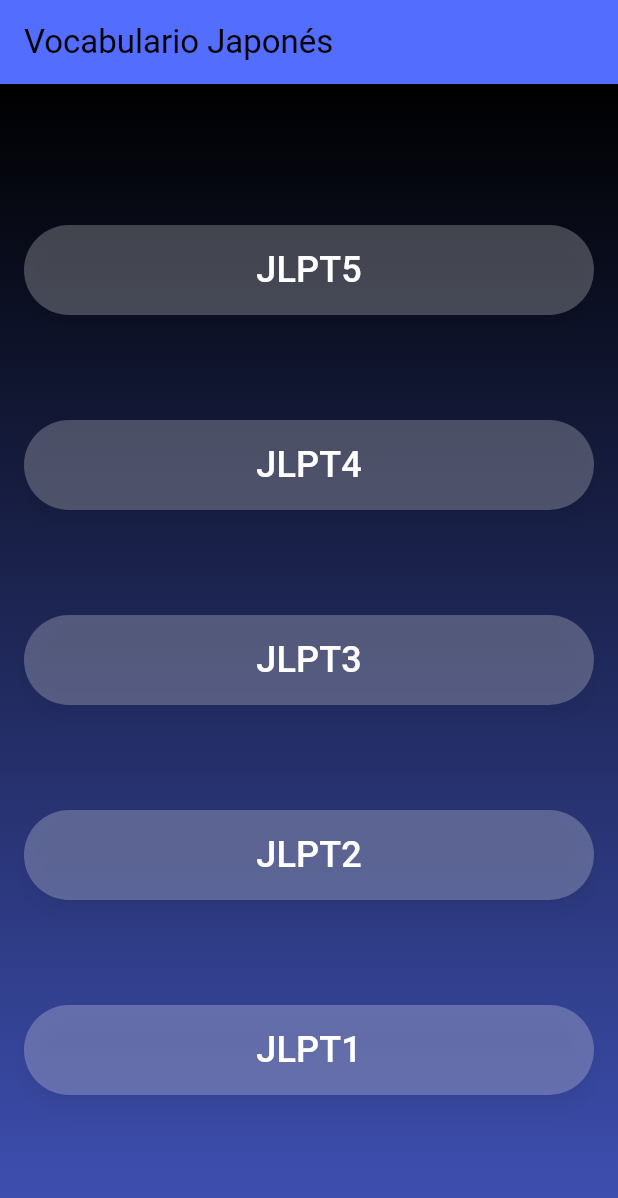
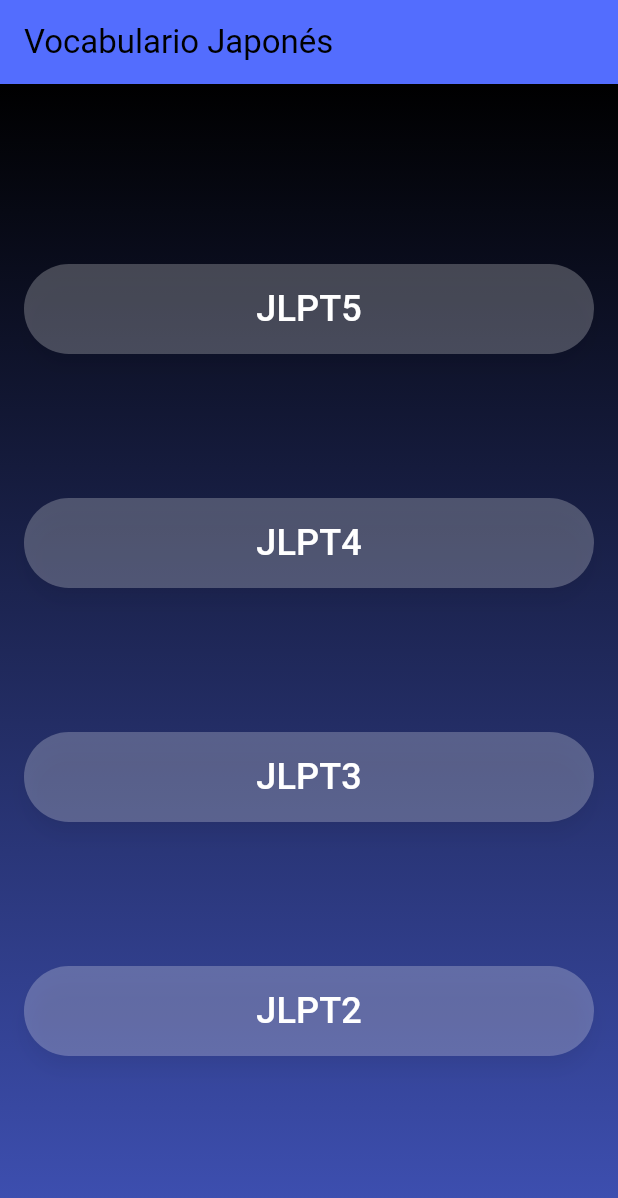
Before and after one commit to vizcacha22/-, a Flutter app: the LevelSelectionScreenJP screen opened directly, on a phone screen of 412 x 824 dp. Shown: the top 1198 px of the screen. Run offline on Flutter 3.47's test engine with Material 3 defaults, Android fonts, the light colour scheme and no system bars; our stand-ins replace audioplayers, cached_network_image, connectivity_plus, dash_chat_2, equatable, firebase_auth and 6 more; accounts and stored records are empty.

Commit message:
just fixing something

```diff
--- a/lib/presentation/vocabulary/vocabulary_jp/level_selection_japanese.dart
+++ b/lib/presentation/vocabulary/vocabulary_jp/level_selection_japanese.dart
@@ -33,7 +33,8 @@ class LevelSelectionScreenJP extends StatelessWidget {
         ),
         child: Center(
           child: Padding(
-            padding: const EdgeInsets.symmetric(horizontal: 16.0, vertical: 32.0),
+            padding:
+                const EdgeInsets.symmetric(horizontal: 16.0, vertical: 32.0),
             child: Column(
               mainAxisAlignment: MainAxisAlignment.spaceEvenly,
               children: [
@@ -41,7 +42,6 @@ class LevelSelectionScreenJP extends StatelessWidget {
                 _buildLevelButton(context, 'JLPT4', 'JLPT4'),
                 _buildLevelButton(context, 'JLPT3', 'JLPT3'),
                 _buildLevelButton(context, 'JLPT2', 'JLPT2'),
-                _buildLevelButton(context, 'JLPT1', 'JLPT1'),
               ],
             ),
           ),
@@ -50,12 +50,12 @@ class LevelSelectionScreenJP extends StatelessWidget {
     );
   }
 
-  Widget _buildLevelButton(BuildContext context, String level, String displayText) {
+  Widget _buildLevelButton(
+      BuildContext context, String level, String displayText) {
     return Padding(
       padding: const EdgeInsets.symmetric(vertical: 8.0),
       child: SizedBox(
         width: double.infinity,
-
         height: 60,
         child: ElevatedButton(
           onPressed: () => _navigateToVocabularyScreen(context, level),
@@ -75,7 +75,7 @@ class LevelSelectionScreenJP extends StatelessWidget {
             elevation: WidgetStateProperty.all<double>(5.0),
             // Fondo transparente para aplicar gradiente
             backgroundColor: WidgetStateProperty.resolveWith<Color>(
-                  (Set<WidgetState> states) {
+              (Set<WidgetState> states) {
                 if (states.contains(WidgetState.disabled)) {
                   return Colors.grey; // Color cuando está deshabilitado
                 }
```
